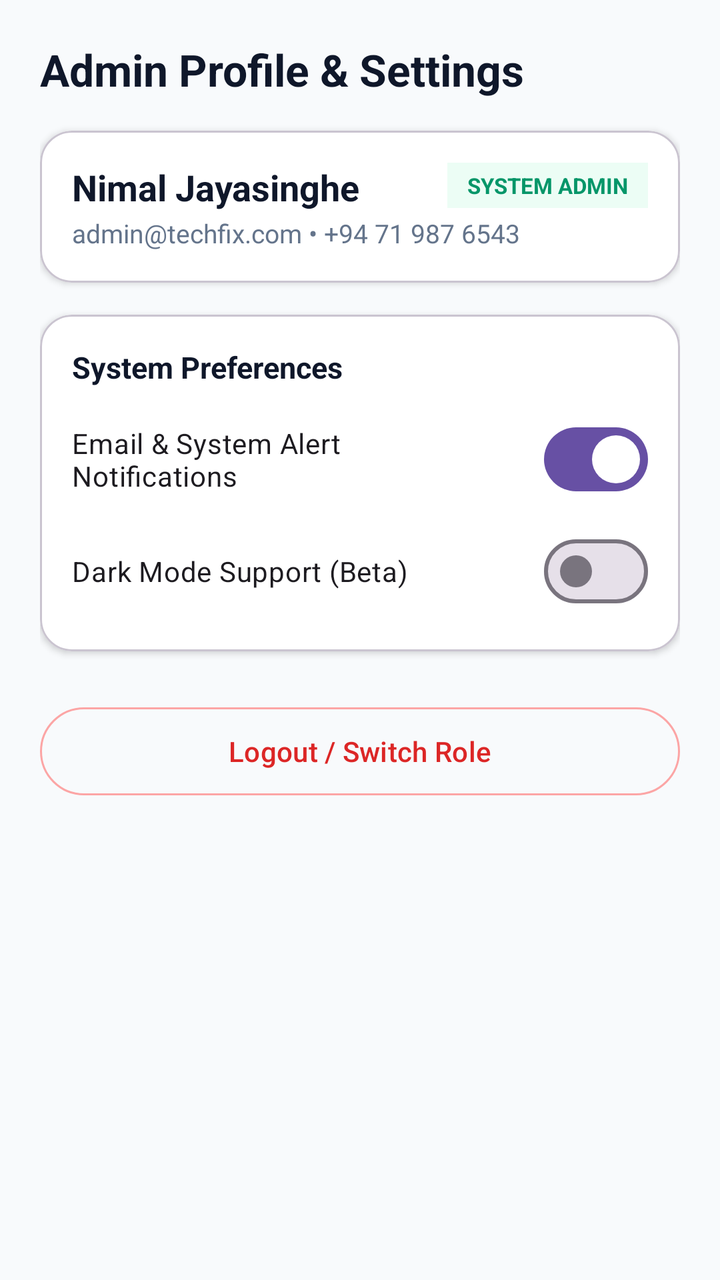
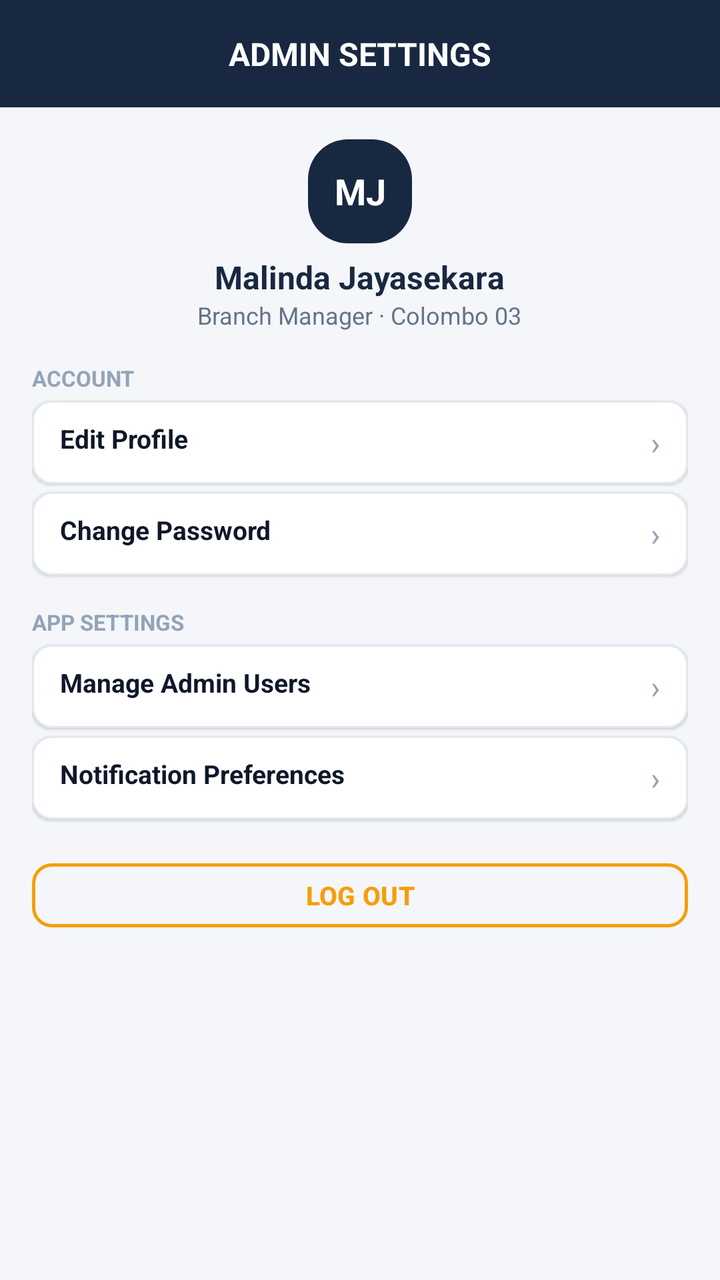

Two renders of the same Android screen: before a commit and after it. Below are the layout's source before the change and the commit's diff.
<!-- AndroidManifest.xml: application theme Theme.TechFix -->
<!-- res/layout/fragment_admin_profile_settings.xml -->
<?xml version="1.0" encoding="utf-8"?>
<ScrollView 
    xmlns:android="http://schemas.android.com/apk/res/android"
    xmlns:app="http://schemas.android.com/apk/res-auto"
    android:layout_width="match_parent"
    android:layout_height="match_parent"
    android:fillViewport="true"
    android:background="#F8FAFC">

    <LinearLayout
        android:layout_width="match_parent"
        android:layout_height="wrap_content"
        android:orientation="vertical"
        android:padding="20dp">

        <TextView
            android:layout_width="wrap_content"
            android:layout_height="wrap_content"
            android:text="Admin Profile &amp; Settings"
            android:textSize="22sp"
            android:textStyle="bold"
            android:textColor="#0F172A" />

        
        <com.google.android.material.card.MaterialCardView
            android:layout_width="match_parent"
            android:layout_height="wrap_content"
            android:layout_marginTop="16dp"
            app:cardCornerRadius="16dp"
            app:cardElevation="2dp"
            app:cardBackgroundColor="#FFFFFF">

            <LinearLayout
                android:layout_width="match_parent"
                android:layout_height="wrap_content"
                android:orientation="vertical"
                android:padding="16dp">

                <RelativeLayout
                    android:layout_width="match_parent"
                    android:layout_height="wrap_content">

                    <TextView
                        android:layout_width="wrap_content"
                        android:layout_height="wrap_content"
                        android:text="Nimal Jayasinghe"
                        android:textSize="18sp"
                        android:textStyle="bold"
                        android:textColor="#0F172A" />

                    <TextView
                        android:layout_width="wrap_content"
                        android:layout_height="wrap_content"
                        android:layout_alignParentEnd="true"
                        android:text="SYSTEM ADMIN"
                        android:textSize="11sp"
                        android:textStyle="bold"
                        android:textColor="#059669"
                        android:background="#ECFDF5"
                        android:paddingHorizontal="10dp"
                        android:paddingVertical="4dp" />
                </RelativeLayout>

                <TextView
                    android:layout_width="wrap_content"
                    android:layout_height="wrap_content"
                    android:layout_marginTop="2dp"
                    android:text="admin@techfix.com • +94 71 987 6543"
                    android:textSize="13sp"
                    android:textColor="#64748B" />

            </LinearLayout>
        </com.google.android.material.card.MaterialCardView>

        
        <com.google.android.material.card.MaterialCardView
            android:layout_width="match_parent"
            android:layout_height="wrap_content"
            android:layout_marginTop="16dp"
            app:cardCornerRadius="16dp"
            app:cardElevation="2dp"
            app:cardBackgroundColor="#FFFFFF">

            <LinearLayout
                android:layout_width="match_parent"
                android:layout_height="wrap_content"
                android:orientation="vertical"
                android:padding="16dp">

                <TextView
                    android:layout_width="wrap_content"
                    android:layout_height="wrap_content"
                    android:text="System Preferences"
                    android:textSize="15sp"
                    android:textStyle="bold"
                    android:textColor="#0F172A" />

                <com.google.android.material.materialswitch.MaterialSwitch
                    android:id="@+id/switchNotifications"
                    android:layout_width="match_parent"
                    android:layout_height="wrap_content"
                    android:layout_marginTop="12dp"
                    android:checked="true"
                    android:text="Email &amp; System Alert Notifications" />

                <com.google.android.material.materialswitch.MaterialSwitch
                    android:id="@+id/switchDarkMode"
                    android:layout_width="match_parent"
                    android:layout_height="wrap_content"
                    android:layout_marginTop="8dp"
                    android:text="Dark Mode Support (Beta)" />

            </LinearLayout>
        </com.google.android.material.card.MaterialCardView>

        <com.google.android.material.button.MaterialButton
            android:id="@+id/btnLogoutAdmin"
            style="@style/Widget.Material3.Button.OutlinedButton"
            android:layout_width="match_parent"
            android:layout_height="52dp"
            android:layout_marginTop="24dp"
            android:text="Logout / Switch Role"
            android:textColor="#DC2626"
            app:strokeColor="#FCA5A5" />

    </LinearLayout>

</ScrollView>
<!-- resources referenced by this layout -->
<resources>
  <style name="Theme.TechFix" parent="Base.Theme.TechFix" />
  <style name="Base.Theme.TechFix" parent="Theme.Material3.DayNight.NoActionBar">
          
          
      </style>
</resources>

<!-- the commit's change to res/layout/fragment_admin_profile_settings.xml (unified diff, before → after) -->
@@ -1,128 +1,245 @@
 <?xml version="1.0" encoding="utf-8"?>
-<ScrollView 
+<LinearLayout 
     xmlns:android="http://schemas.android.com/apk/res/android"
     xmlns:app="http://schemas.android.com/apk/res-auto"
     android:layout_width="match_parent"
     android:layout_height="match_parent"
-    android:fillViewport="true"
-    android:background="#F8FAFC">
-
-    <LinearLayout
+    android:orientation="vertical"
+    android:background="@color/bg_app">
+
+    
+    <RelativeLayout
         android:layout_width="match_parent"
         android:layout_height="wrap_content"
-        android:orientation="vertical"
-        android:padding="20dp">
+        android:background="@color/navy_header"
+        android:paddingHorizontal="16dp"
+        android:paddingTop="18dp"
+        android:paddingBottom="14dp">
 
         <TextView
             android:layout_width="wrap_content"
             android:layout_height="wrap_content"
-            android:text="Admin Profile &amp; Settings"
-            android:textSize="22sp"
+            android:layout_centerInParent="true"
+            android:text="ADMIN SETTINGS"
+            android:textSize="16sp"
             android:textStyle="bold"
-            android:textColor="#0F172A" />
-
-        
-        <com.google.android.material.card.MaterialCardView
+            android:textColor="@color/white" />
+    </RelativeLayout>
+
+    <ScrollView
+        android:layout_width="match_parent"
+        android:layout_height="0dp"
+        android:layout_weight="1">
+
+        <LinearLayout
             android:layout_width="match_parent"
             android:layout_height="wrap_content"
-            android:layout_marginTop="16dp"
-            app:cardCornerRadius="16dp"
-            app:cardElevation="2dp"
-            app:cardBackgroundColor="#FFFFFF">
-
-            <LinearLayout
-                android:layout_width="match_parent"
-                android:layout_height="wrap_content"
-                android:orientation="vertical"
-                android:padding="16dp">
-
-                <RelativeLayout
-                    android:layout_width="match_parent"
-                    android:layout_height="wrap_content">
-
-                    <TextView
-                        android:layout_width="wrap_content"
-                        android:layout_height="wrap_content"
-                        android:text="Nimal Jayasinghe"
-                        android:textSize="18sp"
-                        android:textStyle="bold"
-                        android:textColor="#0F172A" />
-
-                    <TextView
-                        android:layout_width="wrap_content"
-                        android:layout_height="wrap_content"
-                        android:layout_alignParentEnd="true"
-                        android:text="SYSTEM ADMIN"
-                        android:textSize="11sp"
-                        android:textStyle="bold"
-                        android:textColor="#059669"
-                        android:background="#ECFDF5"
-                        android:paddingHorizontal="10dp"
-                        android:paddingVertical="4dp" />
-                </RelativeLayout>
-
-                <TextView
-                    android:layout_width="wrap_content"
-                    android:layout_height="wrap_content"
-                    android:layout_marginTop="2dp"
-                    android:text="admin@techfix.com • +94 71 987 6543"
-                    android:textSize="13sp"
-                    android:textColor="#64748B" />
-
-            </LinearLayout>
-        </com.google.android.material.card.MaterialCardView>
-
-        
-        <com.google.android.material.card.MaterialCardView
-            android:layout_width="match_parent"
-            android:layout_height="wrap_content"
-            android:layout_marginTop="16dp"
-            app:cardCornerRadius="16dp"
-            app:cardElevation="2dp"
-            app:cardBackgroundColor="#FFFFFF">
-
-            <LinearLayout
-                android:layout_width="match_parent"
-                android:layout_height="wrap_content"
-                android:orientation="vertical"
-                android:padding="16dp">
-
-                <TextView
-                    android:layout_width="wrap_content"
-                    android:layout_height="wrap_content"
-                    android:text="System Preferences"
-                    android:textSize="15sp"
-                    android:textStyle="bold"
-                    android:textColor="#0F172A" />
-
-                <com.google.android.material.materialswitch.MaterialSwitch
-                    android:id="@+id/switchNotifications"
-                    android:layout_width="match_parent"
-                    android:layout_height="wrap_content"
-                    android:layout_marginTop="12dp"
-                    android:checked="true"
-                    android:text="Email &amp; System Alert Notifications" />
-
-                <com.google.android.material.materialswitch.MaterialSwitch
-                    android:id="@+id/switchDarkMode"
-                    android:layout_width="match_parent"
-                    android:layout_height="wrap_content"
-                    android:layout_marginTop="8dp"
-                    android:text="Dark Mode Support (Beta)" />
-
-            </LinearLayout>
-        </com.google.android.material.card.MaterialCardView>
-
-        <com.google.android.material.button.MaterialButton
-            android:id="@+id/btnLogoutAdmin"
-            style="@style/Widget.Material3.Button.OutlinedButton"
-            android:layout_width="match_parent"
-            android:layout_height="52dp"
-            android:layout_marginTop="24dp"
-            android:text="Logout / Switch Role"
-            android:textColor="#DC2626"
-            app:strokeColor="#FCA5A5" />
-
-    </LinearLayout>
-
-</ScrollView>
+            android:orientation="vertical"
+            android:padding="16dp"
+            android:gravity="center_horizontal">
+
+            
+            <TextView
+                android:layout_width="52dp"
+                android:layout_height="52dp"
+                android:background="@drawable/bg_chip_active"
+                android:gravity="center"
+                android:text="MJ"
+                android:textColor="@color/white"
+                android:textSize="18sp"
+                android:textStyle="bold" />
+
+            <TextView
+                android:layout_width="wrap_content"
+                android:layout_height="wrap_content"
+                android:layout_marginTop="6dp"
+                android:text="Malinda Jayasekara"
+                android:textSize="16sp"
+                android:textStyle="bold"
+                android:textColor="@color/navy_header" />
+
+            <TextView
+                android:layout_width="wrap_content"
+                android:layout_height="wrap_content"
+                android:text="Branch Manager · Colombo 03"
+                android:textSize="12sp"
+                android:textColor="@color/text_secondary" />
+
+            
+            <TextView
+                android:layout_width="match_parent"
+                android:layout_height="wrap_content"
+                android:layout_marginTop="16dp"
+                android:layout_marginBottom="4dp"
+                android:text="ACCOUNT"
+                android:textSize="11sp"
+                android:textStyle="bold"
+                android:textColor="@color/text_muted" />
+
+            <com.google.android.material.card.MaterialCardView
+                android:layout_width="match_parent"
+                android:layout_height="wrap_content"
+                android:layout_marginBottom="4dp"
+                app:cardCornerRadius="10dp"
+                app:cardElevation="1dp"
+                app:strokeColor="@color/divider_color"
+                app:strokeWidth="1dp"
+                app:cardBackgroundColor="@color/card_bg">
+
+                <RelativeLayout
+                    android:layout_width="match_parent"
+                    android:layout_height="wrap_content"
+                    android:paddingHorizontal="14dp"
+                    android:paddingVertical="10dp">
+
+                    <TextView
+                        android:layout_width="wrap_content"
+                        android:layout_height="wrap_content"
+                        android:text="Edit Profile"
+                        android:textSize="13sp"
+                        android:textStyle="bold"
+                        android:textColor="@color/text_primary" />
+
+                    <TextView
+                        android:layout_width="wrap_content"
+                        android:layout_height="wrap_content"
+                        android:layout_alignParentEnd="true"
+                        android:text="›"
+                        android:textSize="16sp"
+                        android:textColor="@color/text_muted" />
+                </RelativeLayout>
+            </com.google.android.material.card.MaterialCardView>
+
+            <com.google.android.material.card.MaterialCardView
+                android:layout_width="match_parent"
+                android:layout_height="wrap_content"
+                android:layout_marginBottom="4dp"
+                app:cardCornerRadius="10dp"
+                app:cardElevation="1dp"
+                app:strokeColor="@color/divider_color"
+                app:strokeWidth="1dp"
+                app:cardBackgroundColor="@color/card_bg">
+
+                <RelativeLayout
+                    android:layout_width="match_parent"
+                    android:layout_height="wrap_content"
+                    android:paddingHorizontal="14dp"
+                    android:paddingVertical="10dp">
+
+                    <TextView
+                        android:layout_width="wrap_content"
+                        android:layout_height="wrap_content"
+                        android:text="Change Password"
+                        android:textSize="13sp"
+                        android:textStyle="bold"
+                        android:textColor="@color/text_primary" />
+
+                    <TextView
+                        android:layout_width="wrap_content"
+                        android:layout_height="wrap_content"
+                        android:layout_alignParentEnd="true"
+                        android:text="›"
+                        android:textSize="16sp"
+                        android:textColor="@color/text_muted" />
+                </RelativeLayout>
+            </com.google.android.material.card.MaterialCardView>
+
+            
+            <TextView
+                android:layout_width="match_parent"
+                android:layout_height="wrap_content"
+                android:layout_marginTop="12dp"
+                android:layout_marginBottom="4dp"
+                android:text="APP SETTINGS"
+                android:textSize="11sp"
+                android:textStyle="bold"
+                android:textColor="@color/text_muted" />
+
+            <com.google.android.material.card.MaterialCardView
+                android:layout_width="match_parent"
+                android:layout_height="wrap_content"
+                android:layout_marginBottom="4dp"
+                app:cardCornerRadius="10dp"
+                app:cardElevation="1dp"
+                app:strokeColor="@color/divider_color"
+                app:strokeWidth="1dp"
+                app:cardBackgroundColor="@color/card_bg">
+
+                <RelativeLayout
+                    android:layout_width="match_parent"
+                    android:layout_height="wrap_content"
+                    android:paddingHorizontal="14dp"
+                    android:paddingVertical="10dp">
+
+                    <TextView
+                        android:layout_width="wrap_content"
+                        android:layout_height="wrap_content"
+                        android:text="Manage Admin Users"
+                        android:textSize="13sp"
+                        android:textStyle="bold"
+                        android:textColor="@color/text_primary" />
+
+                    <TextView
+                        android:layout_width="wrap_content"
+                        android:layout_height="wrap_content"
+                        android:layout_alignParentEnd="true"
+                        android:text="›"
+                        android:textSize="16sp"
+                        android:textColor="@color/text_muted" />
+                </RelativeLayout>
+            </com.google.android.material.card.MaterialCardView>
+
+            <com.google.android.material.card.MaterialCardView
+                android:layout_width="match_parent"
+                android:layout_height="wrap_content"
+                android:layout_marginBottom="4dp"
+                app:cardCornerRadius="10dp"
+                app:cardElevation="1dp"
+                app:strokeColor="@color/divider_color"
+                app:strokeWidth="1dp"
+                app:cardBackgroundColor="@color/card_bg">
+
+                <RelativeLayout
+                    android:layout_width="match_parent"
+                    android:layout_height="wrap_content"
+                    android:paddingHorizontal="14dp"
+                    android:paddingVertical="10dp">
+
+                    <TextView
+                        android:layout_width="wrap_content"
+                        android:layout_height="wrap_content"
+                        android:text="Notification Preferences"
+                        android:textSize="13sp"
+                        android:textStyle="bold"
+                        android:textColor="@color/text_primary" />
+
+                    <TextView
+                        android:layout_width="wrap_content"
+                        android:layout_height="wrap_content"
+                        android:layout_alignParentEnd="true"
+                        android:text="›"
+                        android:textSize="16sp"
+                        android:textColor="@color/text_muted" />
+                </RelativeLayout>
+            </com.google.android.material.card.MaterialCardView>
+
+            
+            <com.google.android.material.button.MaterialButton
+                android:id="@+id/btnLogoutAdmin"
+                style="@style/Widget.Material3.Button.OutlinedButton"
+                android:layout_width="match_parent"
+                android:layout_height="40dp"
+                android:layout_marginTop="14dp"
+                android:layout_marginBottom="16dp"
+                android:text="LOG OUT"
+                android:textSize="13sp"
+                android:textStyle="bold"
+                android:textColor="@color/accent_amber"
+                app:strokeColor="@color/accent_amber"
+                app:strokeWidth="1.5dp"
+                app:cornerRadius="10dp" />
+
+        </LinearLayout>
+    </ScrollView>
+
+</LinearLayout>
<!-- resource entries referenced after the edit -->
@@ -1,9 +1,30 @@
 <!-- resources referenced by this layout -->
 <resources>
+  <color name="accent_amber">#F59E0B</color>
+  <color name="bg_app">#F4F6F9</color>
+  <color name="card_bg">#FFFFFF</color>
+  <color name="divider_color">#E2E8F0</color>
+  <color name="navy_header">#192841</color>
+  <color name="text_muted">#94A3B8</color>
+  <color name="text_primary">#0F172A</color>
+  <color name="text_secondary">#64748B</color>
+  <color name="white">#FFFFFFFF</color>
+  <!-- drawable bg_chip_active (drawable) -->
+  <?xml version="1.0" encoding="utf-8"?>
+  <shape xmlns:android="http://schemas.android.com/apk/res/android"
+      android:shape="rectangle">
+      <solid android:color="@color/navy_header" />
+      <corners android:radius="20dp" />
+  </shape>
   <style name="Theme.TechFix" parent="Base.Theme.TechFix" />
   <style name="Base.Theme.TechFix" parent="Theme.Material3.DayNight.NoActionBar">
           
-          
+          <item name="colorPrimary">@color/accent_amber</item>
+          <item name="colorOnPrimary">@color/white</item>
+          <item name="colorPrimaryContainer">@color/navy_header</item>
+          <item name="colorOnPrimaryContainer">@color/white</item>
+          <item name="android:windowBackground">@color/bg_app</item>
+          <item name="android:statusBarColor">@color/navy_header</item>
       </style>
 </resources>
 
